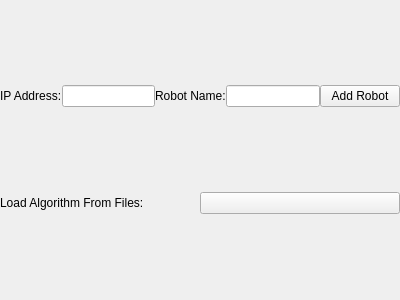
The window that resource/MyPlugin.ui (Cloinville/ros-gui) describes before a commit, drawn with Qt 5.
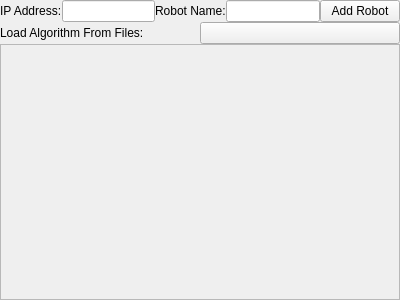
The same window after the commit.

Commit message: Added file upload and dynamic display of robots with checkbox

Patch:
```diff
--- a/resource/MyPlugin.ui
+++ b/resource/MyPlugin.ui
@@ -13,7 +13,7 @@
   <property name="windowTitle">
    <string>OptiTrack</string>
   </property>
-  <layout class="QVBoxLayout" name="verticalLayout" stretch="0,0">
+  <layout class="QVBoxLayout" name="verticalLayout">
    <property name="spacing">
     <number>0</number>
    </property>
@@ -21,7 +21,7 @@
     <number>0</number>
    </property>
    <item>
-    <layout class="QHBoxLayout" name="add_robot_line" stretch="0,0,0,0,0">
+    <layout class="QHBoxLayout" name="add_robot_line">
      <item>
       <widget class="QLabel" name="ip_address_name">
        <property name="text">
@@ -52,7 +52,7 @@
     </layout>
    </item>
    <item>
-    <layout class="QHBoxLayout" name="add_algorithm_line" stretch="0,0">
+    <layout class="QHBoxLayout" name="add_algorithm_line">
      <item>
       <widget class="QLabel" name="add_algorithm_text">
        <property name="text">
@@ -77,6 +77,14 @@
 
     </layout>
    </item>
+
+   <item>
+    <widget class="QScrollArea" name="robot_scroll_box">
+     <layout class="QHBoxLayout" name="robot_check_layout">
+      
+     </layout>
+    </widget>
+   </item>
   </layout>
  </widget>
  <resources/>
```
The commit also changes 3 other files.
